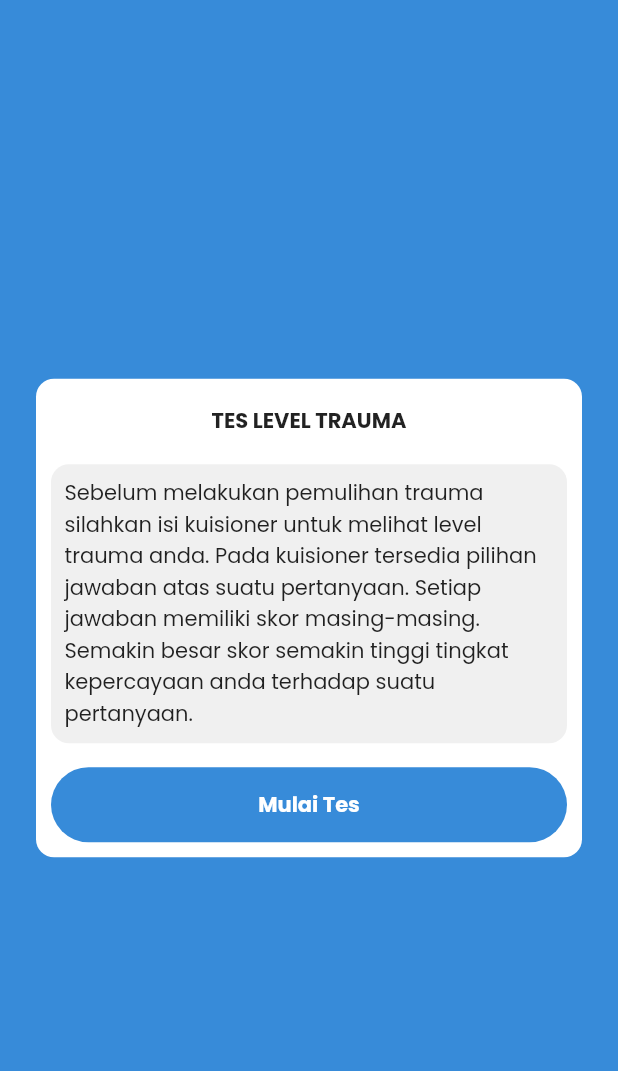
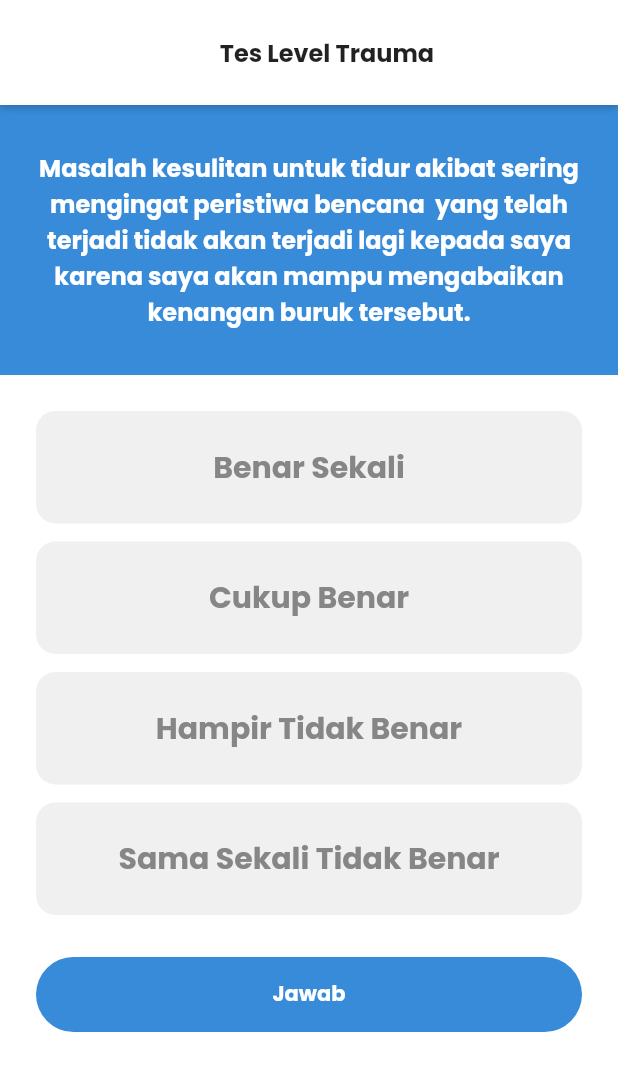
Before and after one commit to owenwattimena/ditraheal, a Flutter app: the LandingTraumaQuiz screen opened directly, after a tap on "Mulai Tes", on a phone screen of 412 x 824 dp. Shown: the top 1071 px of the screen. Run offline on Flutter 3.47's test engine with Material 2 defaults, Android fonts, the phone set to English and light mode, and no system bars; drawn by our look-alikes of auto_size_text; our stand-ins replace date_field.

```diff
--- a/lib/main.dart
+++ b/lib/main.dart
@@ -17,7 +17,7 @@ class MyApp extends StatelessWidget {
         primarySwatch: Colors.blue,
       ),
       // A widget which will be started on application startup
-      home: SignupPage(),
+      home: DashboardPage(),
     );
   }
 }
--- a/lib/pages/pages.dart
+++ b/lib/pages/pages.dart
@@ -1,9 +1,13 @@
 import 'package:flutter/material.dart';
 import "../shared/shared.dart";
 import "../widgets/widgets.dart";
+import 'package:auto_size_text/auto_size_text.dart';
 
 part 'signup/signup_page.dart';
 part 'signup/sosial_signup_page.dart';
 part 'signup/hobi_signup_page.dart';
 part 'signin/signin_page.dart';
 part 'quiz/trauma/landing_trauma_quiz.dart';
+part 'quiz/trauma/trauma_quiz.dart';
+part 'quiz/trauma/trauma_result.dart';
+part 'dashboard/dashboard_page.dart';
--- a/lib/pages/quiz/trauma/landing_trauma_quiz.dart
+++ b/lib/pages/quiz/trauma/landing_trauma_quiz.dart
@@ -19,19 +19,27 @@ class _LandingTraumaQuizState extends State<LandingTraumaQuiz> {
             child: Center(
               child: DialogWidget(
                 title: "TES LEVEL TRAUMA",
-                width:deviceWidth - (24 * 2),
+                width: deviceWidth - (24 * 2),
                 child: Text(
                   "Sebelum melakukan pemulihan trauma silahkan isi kuisioner untuk melihat level trauma anda. Pada kuisioner tersedia pilihan jawaban atas suatu pertanyaan. Setiap jawaban memiliki skor masing-masing. Semakin besar skor semakin tinggi tingkat kepercayaan anda terhadap suatu pertanyaan.",
                   style: primaryTextStyle,
                 ),
                 primaryButtonText: "Mulai Tes",
-                primaryButtonOnPressed: (){},
+                primaryButtonOnPressed: gotoTraumaQuiz,
               ),
-
             ),
           ),
         ],
       ),
     );
   }
+
+  void gotoTraumaQuiz() {
+    Navigator.push(
+      context,
+      MaterialPageRoute(
+        builder: (context) => TraumaQuiz(),
+      ),
+    );
+  }
 }
--- /dev/null
+++ b/lib/pages/quiz/trauma/trauma_quiz.dart
@@ -0,0 +1,128 @@
+part of "../../pages.dart";
+
+class TraumaQuiz extends StatefulWidget {
+  _TraumaQuizState createState() => _TraumaQuizState();
+}
+
+class _TraumaQuizState extends State<TraumaQuiz> {
+  Map<String, bool> jawabanTerpilih = {
+    "benar_sekali": false,
+    "cukup_benar": false,
+    "hampir_tidak_benar": false,
+    "sama_sekali_tidak_benar": false,
+  };
+  String jawaban = "";
+  @override
+  Widget build(BuildContext context) {
+    return Scaffold(
+      appBar: AppBarWidget(
+        title: "Tes Level Trauma",
+        titleCenter: true,
+        showBackButton: false,
+      ),
+      body: Stack(
+        children: [
+          Container(color: Colors.white),
+          SafeArea(
+            child: ListView(
+              children: [
+                Container(
+                  padding: EdgeInsets.symmetric(horizontal: 24),
+                  height: 180,
+                  color: primaryColor,
+                  child: Center(
+                    child: AutoSizeText(
+                      "Masalah kesulitan untuk tidur akibat sering mengingat peristiwa bencana  yang telah terjadi tidak akan terjadi lagi kepada saya karena saya akan mampu mengabaikan kenangan buruk tersebut.",
+                      style: primaryTextStyle.copyWith(
+                        color: Colors.white,
+                        fontSize: 16,
+                        fontWeight: FontWeight.bold,
+                      ),
+                      textAlign: TextAlign.center,
+                    ),
+                  ),
+                ),
+                SizedBox(height: 24),
+                SelectCardWidget(
+                  title: "Benar Sekali",
+                  isSelected: jawabanTerpilih['benar_sekali']!,
+                  onTap: (val) {
+                    setState(() {
+                      if (!jawabanTerpilih['benar_sekali']!) {
+                        jawabanTerpilih['benar_sekali'] = val;
+                        jawabanTerpilih['cukup_benar'] = !val;
+                        jawabanTerpilih['hampir_tidak_benar'] = !val;
+                        jawabanTerpilih['sama_sekali_tidak_benar'] = !val;
+                      } else
+                        jawabanTerpilih['benar_sekali'] = !val;
+                    });
+                  },
+                ),
+                SelectCardWidget(
+                  title: "Cukup Benar",
+                  isSelected: jawabanTerpilih['cukup_benar']!,
+                  onTap: (val) {
+                    setState(() {
+                      if (!jawabanTerpilih['cukup_benar']!) {
+                        jawabanTerpilih['benar_sekali'] = !val;
+                        jawabanTerpilih['cukup_benar'] = val;
+                        jawabanTerpilih['hampir_tidak_benar'] = !val;
+                        jawabanTerpilih['sama_sekali_tidak_benar'] = !val;
+                      } else
+                        jawabanTerpilih['cukup_benar'] = !val;
+                    });
+                  },
+                ),
+                SelectCardWidget(
+                  title: "Hampir Tidak Benar",
+                  isSelected: jawabanTerpilih['hampir_tidak_benar']!,
+                  onTap: (val) {
+                    setState(() {
+                      if (!jawabanTerpilih['hampir_tidak_benar']!) {
+                        jawabanTerpilih['benar_sekali'] = !val;
+                        jawabanTerpilih['cukup_benar'] = !val;
+                        jawabanTerpilih['hampir_tidak_benar'] = !val;
+                        jawabanTerpilih['hampir_tidak_benar'] = val;
+                        jawabanTerpilih['sama_sekali_tidak_benar'] = !val;
+                      } else
+                        jawabanTerpilih['hampir_tidak_benar'] = !val;
+                    });
+                  },
+                ),
+                SelectCardWidget(
+                  title: "Sama Sekali Tidak Benar",
+                  isSelected: jawabanTerpilih['sama_sekali_tidak_benar']!,
+                  onTap: (val) {
+                    setState(() {
+                      if (!jawabanTerpilih['sama_sekali_tidak_benar']!) {
+                        jawabanTerpilih['benar_sekali'] = !val;
+                        jawabanTerpilih['cukup_benar'] = !val;
+                        jawabanTerpilih['hampir_tidak_benar'] = !val;
+                        jawabanTerpilih['hampir_tidak_benar'] = !val;
+                        jawabanTerpilih['sama_sekali_tidak_benar'] = val;
+                      } else
+                        jawabanTerpilih['sama_sekali_tidak_benar'] = !val;
+                    });
+                  },
+                ),
+                ButtonWidget(
+                  text: "Jawab",
+                  onPressed: gotoResult,
+                ),
+              ],
+            ),
+          ),
+        ],
+      ),
+    );
+  }
+
+  void gotoResult() {
+    Navigator.push(
+      context,
+      MaterialPageRoute(
+        builder: (context) => TraumaResult(),
+      ),
+    );
+  }
+}
--- a/lib/widgets/appbar/app_bar_widget.dart
+++ b/lib/widgets/appbar/app_bar_widget.dart
@@ -4,12 +4,14 @@ class AppBarWidget extends StatelessWidget implements PreferredSizeWidget {
   final double _prefferedHeight = 70;
 
   final String? title;
+  final bool titleCenter;
   final String? iconPath;
   final Function()? onPressed;
   final Color color;
   final bool shadow;
+  final bool showBackButton;
 
-  AppBarWidget({this.title, this.iconPath, this.onPressed, this.color = Colors.black, this.shadow = true});
+  AppBarWidget({this.title, this.iconPath, this.onPressed, this.color = Colors.black, this.shadow = true, this.titleCenter = false, this.showBackButton = true});
 
   @override
   Widget build(BuildContext context) {
@@ -19,18 +21,22 @@ class AppBarWidget extends StatelessWidget implements PreferredSizeWidget {
       padding: EdgeInsets.only(left: 12, top: statusBarHeight),
       decoration: BoxDecoration(
         color: Colors.white,
-        boxShadow: (shadow) ?[
+        boxShadow: (shadow)
+            ? [
                 BoxShadow(
                   color: Colors.black.withOpacity(0.25),
                   spreadRadius: 0,
                   blurRadius: 4,
                   offset: Offset(0, 1), // changes position of shadow
                 ),
-        ] : [],
+              ]
+            : [],
       ),
       child: Row(
+        mainAxisAlignment: (titleCenter) ? MainAxisAlignment.center : MainAxisAlignment.start,
         children: [
-          IconButton(
+          (showBackButton)
+              ? IconButton(
                   icon: Container(
                     width: 32,
                     height: 32,
@@ -43,7 +49,8 @@ class AppBarWidget extends StatelessWidget implements PreferredSizeWidget {
                       () {
                         Navigator.pop(context);
                       },
-          ),
+                )
+              : SizedBox(),
           SizedBox(width: 12),
           Text(
             title ?? "",
--- a/lib/widgets/dialog/dialog_widget.dart
+++ b/lib/widgets/dialog/dialog_widget.dart
@@ -39,12 +39,13 @@ class DialogWidget extends StatelessWidget {
                 ),
               ),
               Container(
+                width: double.infinity,
                 decoration: BoxDecoration(
                   color: greyColor,
                   borderRadius: BorderRadius.circular(12),
                 ),
                 margin: EdgeInsets.symmetric(horizontal: 10),
-                padding: EdgeInsets.all(9),
+                padding: EdgeInsets.symmetric(horizontal: 9, vertical: 16),
                 child: child,
               ),
               ButtonWidget(
@@ -52,11 +53,13 @@ class DialogWidget extends StatelessWidget {
                 padding: EdgeInsets.symmetric(horizontal: 10),
                 onPressed: primaryButtonOnPressed,
               ),
-              (secondaryButtonText != null) ? OutlineButtonWidget(
-                text: secondaryButtonText,
-                padding: EdgeInsets.symmetric(horizontal: 10),
-                onPressed: secondaryButtonOnPressed,
-              ) : SizedBox(),
+              (secondaryButtonText != null)
+                  ? OutlineButtonWidget(
+                      text: secondaryButtonText,
+                      padding: EdgeInsets.symmetric(horizontal: 10),
+                      onPressed: secondaryButtonOnPressed,
+                    )
+                  : SizedBox(),
               SizedBox(
                 height: 10,
               )
--- a/lib/widgets/forms/select_card_widget.dart
+++ b/lib/widgets/forms/select_card_widget.dart
@@ -6,13 +6,7 @@ class SelectCardWidget extends StatelessWidget {
   final Function(bool)? onTap;
   final bool isSelected;
 
-  const SelectCardWidget(
-      {Key? key,
-      required this.title,
-      this.imagePath,
-      this.onTap,
-      this.isSelected = false})
-      : super(key: key);
+  const SelectCardWidget({Key? key, required this.title, this.imagePath, this.onTap, this.isSelected = false}) : super(key: key);
 
   @override
   Widget build(BuildContext context) {
@@ -42,15 +36,18 @@ class SelectCardWidget extends StatelessWidget {
             ),
           ),
           child: Row(
+            mainAxisAlignment: (imagePath == null) ? MainAxisAlignment.center : MainAxisAlignment.start,
             children: [
-              Container(
-                width: 60,
-                height: 60,
-                margin: EdgeInsets.only(right: 12),
-                child: Image.asset(
-                  imagePath ?? "assets/icons/ArrowLeft.png",
-                ),
-              ),
+              (imagePath != null)
+                  ? Container(
+                      width: 60,
+                      height: 60,
+                      margin: EdgeInsets.only(right: 12),
+                      child: Image.asset(
+                        imagePath!,
+                      ),
+                    )
+                  : SizedBox(),
               Text(
                 title,
                 style: primaryTextStyle.copyWith(
```
Also changed, not shown: lib/pages/dashboard/dashboard_page.dart (added, +101 -0 lines), lib/pages/quiz/trauma/trauma_result.dart (added, +26 -0 lines), pubspec.yaml (+4 -8 lines), pubspec.lock. Lines whose indentation alone changed are shown as unchanged.
